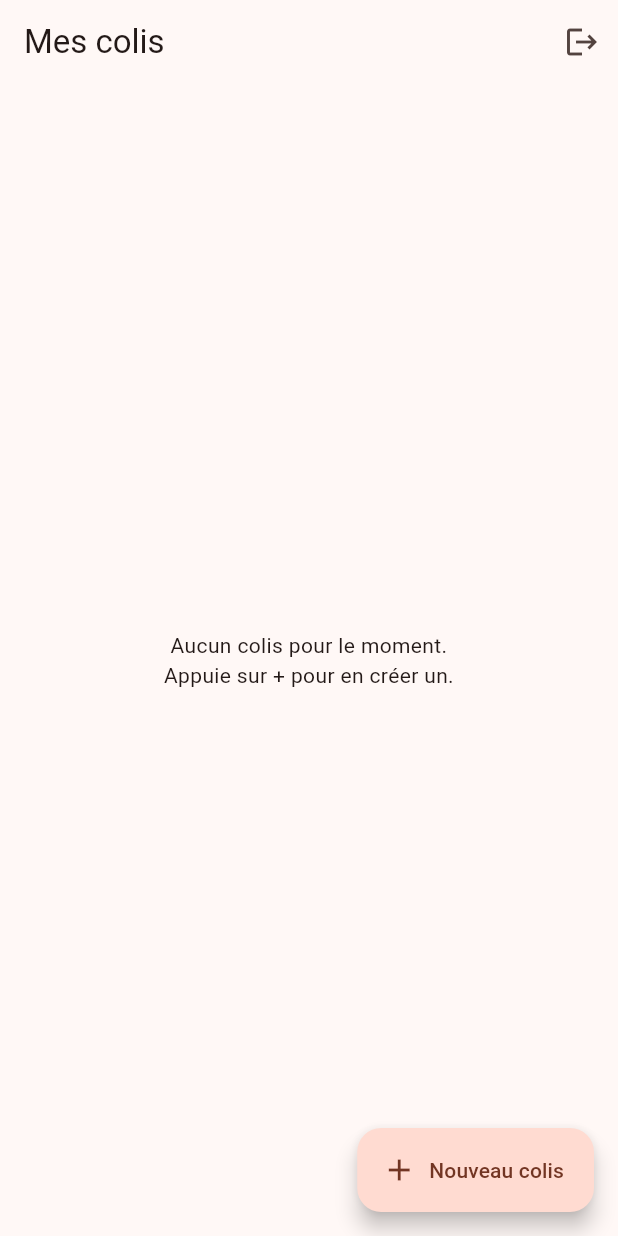
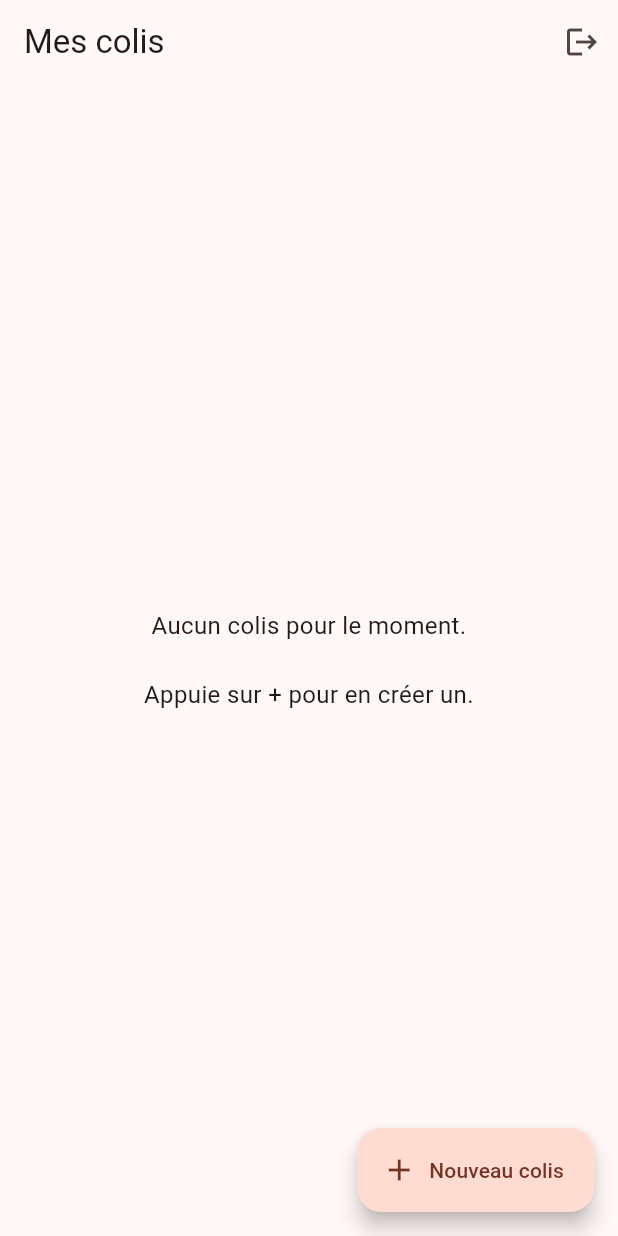
Before and after one commit to silastech34-spec/silas-livraison, a Flutter app: the screen it shows once a user with an empty profile is signed in, on a phone screen of 412 x 824 dp. Run offline on Flutter 3.47's test engine with Material 3 defaults, Android fonts, the phone set to English and light mode, and no system bars; our stand-ins replace go_router, supabase_flutter; accounts and stored records are empty.

Commit message:
Improve user session validation and error handling
Refactor user session handling and error display in client home screen.

```diff
--- a/lib/features/client/client_home_screen.dart
+++ b/lib/features/client/client_home_screen.dart
@@ -1,5 +1,6 @@
 import 'package:flutter/material.dart';
 import 'package:go_router/go_router.dart';
+
 import '../../core/supabase_client.dart';
 import '../../services/colis_service.dart';
 import '../../services/auth_service.dart';
@@ -41,7 +42,18 @@ class ClientHomeScreen extends StatelessWidget {
   @override
   Widget build(BuildContext context) {
     final colisService = ColisService();
-    final userId = supabase.auth.currentUser!.id;
+    final user = supabase.auth.currentUser;
+
+    // Sécurité : si la session a disparu, on évite le crash.
+    if (user == null) {
+      return const Scaffold(
+        body: Center(
+          child: Text('Session utilisateur introuvable.'),
+        ),
+      );
+    }
+
+    final userId = user.id;
 
     return Scaffold(
       appBar: AppBar(
@@ -49,7 +61,9 @@ class ClientHomeScreen extends StatelessWidget {
         actions: [
           IconButton(
             icon: const Icon(Icons.logout),
-            onPressed: () => AuthService().signOut(),
+            onPressed: () async {
+              await AuthService().signOut();
+            },
           ),
         ],
       ),
@@ -61,15 +75,69 @@ class ClientHomeScreen extends StatelessWidget {
       body: StreamBuilder<List<ColisModel>>(
         stream: colisService.mesColisClient(userId),
         builder: (context, snapshot) {
-          if (!snapshot.hasData) {
-            return const Center(child: CircularProgressIndicator());
+          // IMPORTANT :
+          // On affiche maintenant l'erreur réelle au lieu
+          // de laisser un spinner tourner indéfiniment.
+          if (snapshot.hasError) {
+            return Center(
+              child: Padding(
+                padding: const EdgeInsets.all(24),
+                child: Column(
+                  mainAxisAlignment: MainAxisAlignment.center,
+                  children: [
+                    const Icon(
+                      Icons.error_outline,
+                      size: 56,
+                      color: Colors.red,
+                    ),
+                    const SizedBox(height: 16),
+                    const Text(
+                      'Impossible de charger tes colis',
+                      textAlign: TextAlign.center,
+                      style: TextStyle(
+                        fontSize: 18,
+                        fontWeight: FontWeight.bold,
+                      ),
+                    ),
+                    const SizedBox(height: 12),
+                    Text(
+                      '${snapshot.error}',
+                      textAlign: TextAlign.center,
+                      style: const TextStyle(fontSize: 13),
+                    ),
+                    const SizedBox(height: 20),
+                    FilledButton.icon(
+                      onPressed: () {
+                        // Le StreamBuilder sera reconstruit.
+                        (context as Element).markNeedsBuild();
+                      },
+                      icon: const Icon(Icons.refresh),
+                      label: const Text('Réessayer'),
+                    ),
+                  ],
+                ),
+              ),
+            );
           }
 
-          final colis = snapshot.data!;
+          if (snapshot.connectionState == ConnectionState.waiting) {
+            return const Center(
+              child: CircularProgressIndicator(),
+            );
+          }
+
+          final colis = snapshot.data ?? [];
+
           if (colis.isEmpty) {
             return const Center(
-              child: Text('Aucun colis pour le moment.\nAppuie sur + pour en créer un.',
-                  textAlign: TextAlign.center),
+              child: Padding(
+                padding: EdgeInsets.all(24),
+                child: Text(
+                  'Aucun colis pour le moment.\n\nAppuie sur + pour en créer un.',
+                  textAlign: TextAlign.center,
+                  style: TextStyle(fontSize: 16),
+                ),
+              ),
             );
           }
 
@@ -78,16 +146,22 @@ class ClientHomeScreen extends StatelessWidget {
             itemCount: colis.length,
             itemBuilder: (context, i) {
               final c = colis[i];
+
               return Card(
                 margin: const EdgeInsets.only(bottom: 10),
                 child: ListTile(
                   leading: CircleAvatar(
                     backgroundColor: _couleurStatut(c.statut),
-                    child: const Icon(Icons.inventory_2, color: Colors.white, size: 20),
+                    child: const Icon(
+                      Icons.inventory_2,
+                      color: Colors.white,
+                      size: 20,
+                    ),
                   ),
                   title: Text(c.natureColis),
                   subtitle: Text(
-                    '${c.commune} — ${c.prix} FCFA\n${_labelStatut(c.statut)}',
+                    '${c.commune} — ${c.prix} FCFA\n'
+                    '${_labelStatut(c.statut)}',
                   ),
                   isThreeLine: true,
                   trailing: Text(
```
